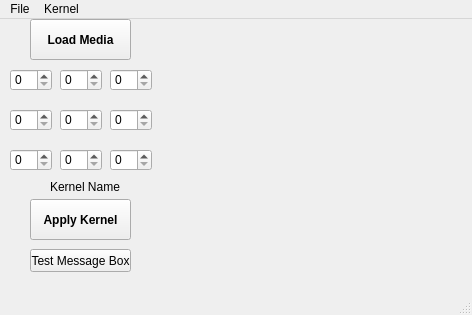
Old version of the form mainwindow.ui in the repository mathe-matician/VisualKernel.
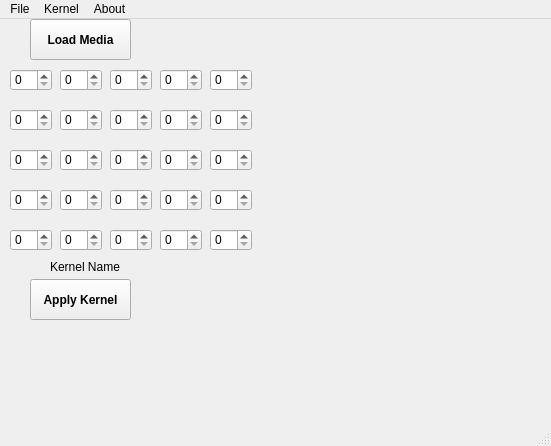
New version of the form.

```diff
--- a/mainwindow.ui
+++ b/mainwindow.ui
@@ -6,8 +6,8 @@
    <rect>
     <x>0</x>
     <y>0</y>
-    <width>472</width>
-    <height>315</height>
+    <width>551</width>
+    <height>446</height>
    </rect>
   </property>
   <property name="windowTitle">
@@ -43,7 +43,7 @@
     <property name="geometry">
      <rect>
       <x>30</x>
-      <y>180</y>
+      <y>260</y>
       <width>101</width>
       <height>41</height>
      </rect>
@@ -61,8 +61,8 @@
    <widget class="QLabel" name="imgbox">
     <property name="geometry">
      <rect>
-      <x>190</x>
-      <y>90</y>
+      <x>270</x>
+      <y>10</y>
       <width>81</width>
       <height>41</height>
      </rect>
@@ -71,21 +71,37 @@
      <string/>
     </property>
    </widget>
-   <widget class="QSpinBox" name="spinBox0">
+   <widget class="QLabel" name="label_2">
     <property name="geometry">
      <rect>
-      <x>10</x>
-      <y>50</y>
-      <width>42</width>
-      <height>22</height>
+      <x>50</x>
+      <y>240</y>
+      <width>81</width>
+      <height>16</height>
      </rect>
     </property>
+    <property name="text">
+     <string>Kernel Name</string>
+    </property>
    </widget>
-   <widget class="QSpinBox" name="spinBox1">
+   <widget class="QStackedWidget" name="stackedWidget">
     <property name="geometry">
      <rect>
-      <x>60</x>
-      <y>50</y>
+      <x>10</x>
+      <y>40</y>
+      <width>261</width>
+      <height>201</height>
+     </rect>
+    </property>
+    <property name="currentIndex">
+     <number>1</number>
+    </property>
+    <widget class="QWidget" name="page">
+     <widget class="QSpinBox" name="spinBox8">
+      <property name="geometry">
+       <rect>
+        <x>100</x>
+        <y>90</y>
       <width>42</width>
       <height>22</height>
      </rect>
@@ -94,8 +110,28 @@
    <widget class="QSpinBox" name="spinBox2">
     <property name="geometry">
      <rect>
-      <x>110</x>
-      <y>50</y>
+        <x>100</x>
+        <y>10</y>
+        <width>42</width>
+        <height>22</height>
+       </rect>
+      </property>
+     </widget>
+     <widget class="QSpinBox" name="spinBox6">
+      <property name="geometry">
+       <rect>
+        <x>0</x>
+        <y>90</y>
+        <width>42</width>
+        <height>22</height>
+       </rect>
+      </property>
+     </widget>
+     <widget class="QSpinBox" name="spinBox7">
+      <property name="geometry">
+       <rect>
+        <x>50</x>
+        <y>90</y>
       <width>42</width>
       <height>22</height>
      </rect>
@@ -104,8 +140,18 @@
    <widget class="QSpinBox" name="spinBox3">
     <property name="geometry">
      <rect>
-      <x>10</x>
-      <y>90</y>
+        <x>0</x>
+        <y>50</y>
+        <width>42</width>
+        <height>22</height>
+       </rect>
+      </property>
+     </widget>
+     <widget class="QSpinBox" name="spinBox0">
+      <property name="geometry">
+       <rect>
+        <x>0</x>
+        <y>10</y>
       <width>42</width>
       <height>22</height>
      </rect>
@@ -114,8 +160,8 @@
    <widget class="QSpinBox" name="spinBox4">
     <property name="geometry">
      <rect>
-      <x>60</x>
-      <y>90</y>
+        <x>50</x>
+        <y>50</y>
       <width>42</width>
       <height>22</height>
      </rect>
@@ -124,68 +170,276 @@
    <widget class="QSpinBox" name="spinBox5">
     <property name="geometry">
      <rect>
-      <x>110</x>
-      <y>90</y>
+        <x>100</x>
+        <y>50</y>
       <width>42</width>
       <height>22</height>
      </rect>
     </property>
    </widget>
-   <widget class="QSpinBox" name="spinBox6">
+     <widget class="QSpinBox" name="spinBox1">
     <property name="geometry">
      <rect>
-      <x>10</x>
+        <x>50</x>
+        <y>10</y>
+        <width>42</width>
+        <height>22</height>
+       </rect>
+      </property>
+     </widget>
+    </widget>
+    <widget class="QWidget" name="page_2">
+     <widget class="QSpinBox" name="spinBox0_2">
+      <property name="geometry">
+       <rect>
+        <x>0</x>
+        <y>10</y>
+        <width>42</width>
+        <height>22</height>
+       </rect>
+      </property>
+     </widget>
+     <widget class="QSpinBox" name="spinBox4_4">
+      <property name="geometry">
+       <rect>
+        <x>50</x>
       <y>130</y>
       <width>42</width>
       <height>22</height>
      </rect>
     </property>
    </widget>
-   <widget class="QSpinBox" name="spinBox7">
+     <widget class="QSpinBox" name="spinBox5_3">
     <property name="geometry">
      <rect>
-      <x>60</x>
+        <x>200</x>
+        <y>50</y>
+        <width>42</width>
+        <height>22</height>
+       </rect>
+      </property>
+     </widget>
+     <widget class="QSpinBox" name="spinBox5_2">
+      <property name="geometry">
+       <rect>
+        <x>100</x>
+        <y>50</y>
+        <width>42</width>
+        <height>22</height>
+       </rect>
+      </property>
+     </widget>
+     <widget class="QSpinBox" name="spinBox4_2">
+      <property name="geometry">
+       <rect>
+        <x>50</x>
+        <y>50</y>
+        <width>42</width>
+        <height>22</height>
+       </rect>
+      </property>
+     </widget>
+     <widget class="QSpinBox" name="spinBox4_5">
+      <property name="geometry">
+       <rect>
+        <x>150</x>
       <y>130</y>
       <width>42</width>
       <height>22</height>
      </rect>
     </property>
    </widget>
-   <widget class="QSpinBox" name="spinBox8">
+     <widget class="QSpinBox" name="spinBox1_3">
     <property name="geometry">
      <rect>
-      <x>110</x>
+        <x>150</x>
+        <y>10</y>
+        <width>42</width>
+        <height>22</height>
+       </rect>
+      </property>
+     </widget>
+     <widget class="QSpinBox" name="spinBox7_5">
+      <property name="geometry">
+       <rect>
+        <x>50</x>
+        <y>170</y>
+        <width>42</width>
+        <height>22</height>
+       </rect>
+      </property>
+     </widget>
+     <widget class="QSpinBox" name="spinBox6_2">
+      <property name="geometry">
+       <rect>
+        <x>0</x>
+        <y>90</y>
+        <width>42</width>
+        <height>22</height>
+       </rect>
+      </property>
+     </widget>
+     <widget class="QSpinBox" name="spinBox5_4">
+      <property name="geometry">
+       <rect>
+        <x>200</x>
       <y>130</y>
       <width>42</width>
       <height>22</height>
      </rect>
     </property>
    </widget>
-   <widget class="QLabel" name="label_2">
+     <widget class="QSpinBox" name="spinBox8_5">
     <property name="geometry">
      <rect>
+        <x>100</x>
+        <y>170</y>
+        <width>42</width>
+        <height>22</height>
+       </rect>
+      </property>
+     </widget>
+     <widget class="QSpinBox" name="spinBox2_3">
+      <property name="geometry">
+       <rect>
+        <x>200</x>
+        <y>10</y>
+        <width>42</width>
+        <height>22</height>
+       </rect>
+      </property>
+     </widget>
+     <widget class="QSpinBox" name="spinBox8_4">
+      <property name="geometry">
+       <rect>
+        <x>200</x>
+        <y>170</y>
+        <width>42</width>
+        <height>22</height>
+       </rect>
+      </property>
+     </widget>
+     <widget class="QSpinBox" name="spinBox3_2">
+      <property name="geometry">
+       <rect>
+        <x>0</x>
+        <y>50</y>
+        <width>42</width>
+        <height>22</height>
+       </rect>
+      </property>
+     </widget>
+     <widget class="QSpinBox" name="spinBox8_2">
+      <property name="geometry">
+       <rect>
+        <x>100</x>
+        <y>90</y>
+        <width>42</width>
+        <height>22</height>
+       </rect>
+      </property>
+     </widget>
+     <widget class="QSpinBox" name="spinBox8_3">
+      <property name="geometry">
+       <rect>
+        <x>200</x>
+        <y>90</y>
+        <width>42</width>
+        <height>22</height>
+       </rect>
+      </property>
+     </widget>
+     <widget class="QSpinBox" name="spinBox7_4">
+      <property name="geometry">
+       <rect>
+        <x>150</x>
+        <y>170</y>
+        <width>42</width>
+        <height>22</height>
+       </rect>
+      </property>
+     </widget>
+     <widget class="QSpinBox" name="spinBox5_5">
+      <property name="geometry">
+       <rect>
+        <x>100</x>
+        <y>130</y>
+        <width>42</width>
+        <height>22</height>
+       </rect>
+      </property>
+     </widget>
+     <widget class="QSpinBox" name="spinBox6_3">
+      <property name="geometry">
+       <rect>
+        <x>0</x>
+        <y>170</y>
+        <width>42</width>
+        <height>22</height>
+       </rect>
+      </property>
+     </widget>
+     <widget class="QSpinBox" name="spinBox7_2">
+      <property name="geometry">
+       <rect>
       <x>50</x>
-      <y>160</y>
-      <width>81</width>
-      <height>16</height>
-     </rect>
-    </property>
-    <property name="text">
-     <string>Kernel Name</string>
-    </property>
-   </widget>
-   <widget class="QPushButton" name="pushButton">
+        <y>90</y>
+        <width>42</width>
+        <height>22</height>
+       </rect>
+      </property>
+     </widget>
+     <widget class="QSpinBox" name="spinBox1_2">
+      <property name="geometry">
+       <rect>
+        <x>50</x>
+        <y>10</y>
+        <width>42</width>
+        <height>22</height>
+       </rect>
+      </property>
+     </widget>
+     <widget class="QSpinBox" name="spinBox3_3">
     <property name="geometry">
      <rect>
-      <x>30</x>
-      <y>230</y>
-      <width>101</width>
-      <height>23</height>
-     </rect>
-    </property>
-    <property name="text">
-     <string>Test Message Box</string>
-    </property>
+        <x>0</x>
+        <y>130</y>
+        <width>42</width>
+        <height>22</height>
+       </rect>
+      </property>
+     </widget>
+     <widget class="QSpinBox" name="spinBox7_3">
+      <property name="geometry">
+       <rect>
+        <x>150</x>
+        <y>90</y>
+        <width>42</width>
+        <height>22</height>
+       </rect>
+      </property>
+     </widget>
+     <widget class="QSpinBox" name="spinBox2_2">
+      <property name="geometry">
+       <rect>
+        <x>100</x>
+        <y>10</y>
+        <width>42</width>
+        <height>22</height>
+       </rect>
+      </property>
+     </widget>
+     <widget class="QSpinBox" name="spinBox4_3">
+      <property name="geometry">
+       <rect>
+        <x>150</x>
+        <y>50</y>
+        <width>42</width>
+        <height>22</height>
+       </rect>
+      </property>
+     </widget>
+    </widget>
    </widget>
   </widget>
   <widget class="QMenuBar" name="menubar">
@@ -193,7 +447,7 @@
     <rect>
      <x>0</x>
      <y>0</y>
-     <width>472</width>
+     <width>551</width>
      <height>21</height>
     </rect>
    </property>
@@ -224,8 +478,14 @@
     <addaction name="action3x3"/>
     <addaction name="action5x5"/>
    </widget>
+   <widget class="QMenu" name="menuAbout">
+    <property name="title">
+     <string>About</string>
+    </property>
+   </widget>
    <addaction name="menuFile"/>
    <addaction name="menuKernel"/>
+   <addaction name="menuAbout"/>
   </widget>
   <widget class="QStatusBar" name="statusbar"/>
   <action name="actionSave_Kernel">
```
Lines whose indentation alone changed are shown as unchanged.
